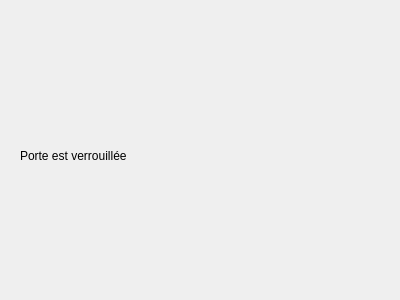
First picture: the form in digicode/porte.ui, repository msoulard/Projet_Digicode, before the edit.
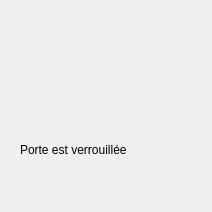
Second picture: the form after the edit. Icons and pictures are not drawn.

```diff
--- a/digicode/porte.ui
+++ b/digicode/porte.ui
@@ -6,8 +6,8 @@
    <rect>
     <x>0</x>
     <y>0</y>
-    <width>400</width>
-    <height>300</height>
+    <width>212</width>
+    <height>212</height>
    </rect>
   </property>
   <property name="windowTitle">
@@ -18,8 +18,8 @@
     <rect>
      <x>20</x>
      <y>20</y>
-     <width>123</width>
-     <height>179</height>
+     <width>171</width>
+     <height>171</height>
     </rect>
    </property>
    <layout class="QVBoxLayout" name="verticalLayout">
```
